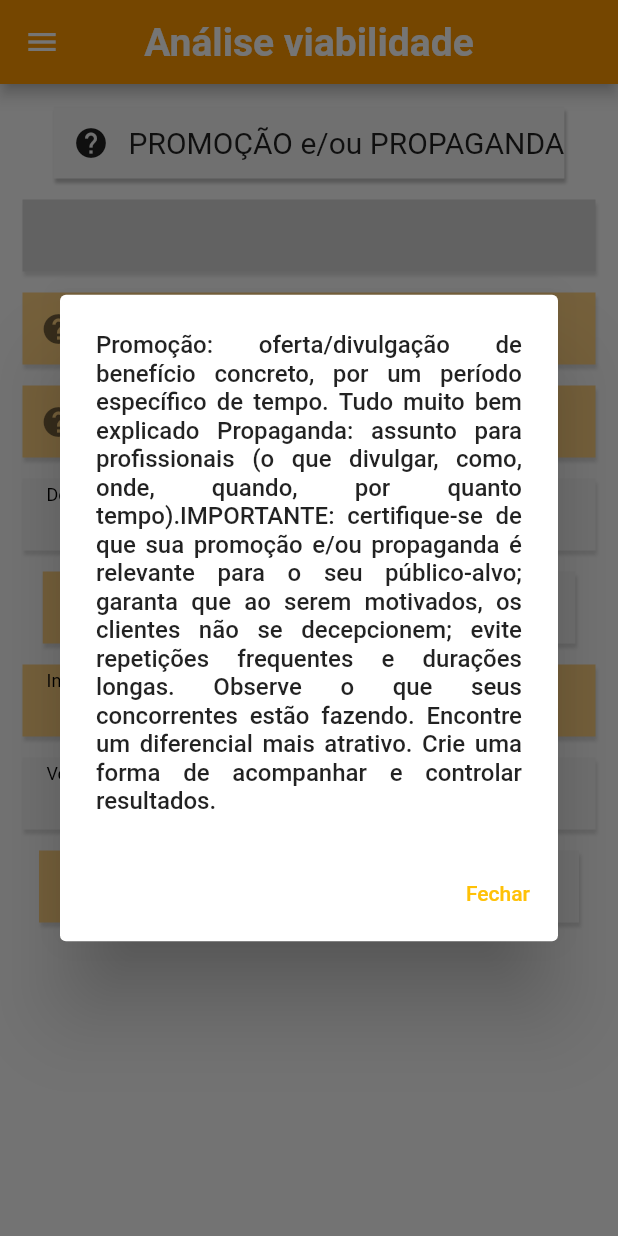
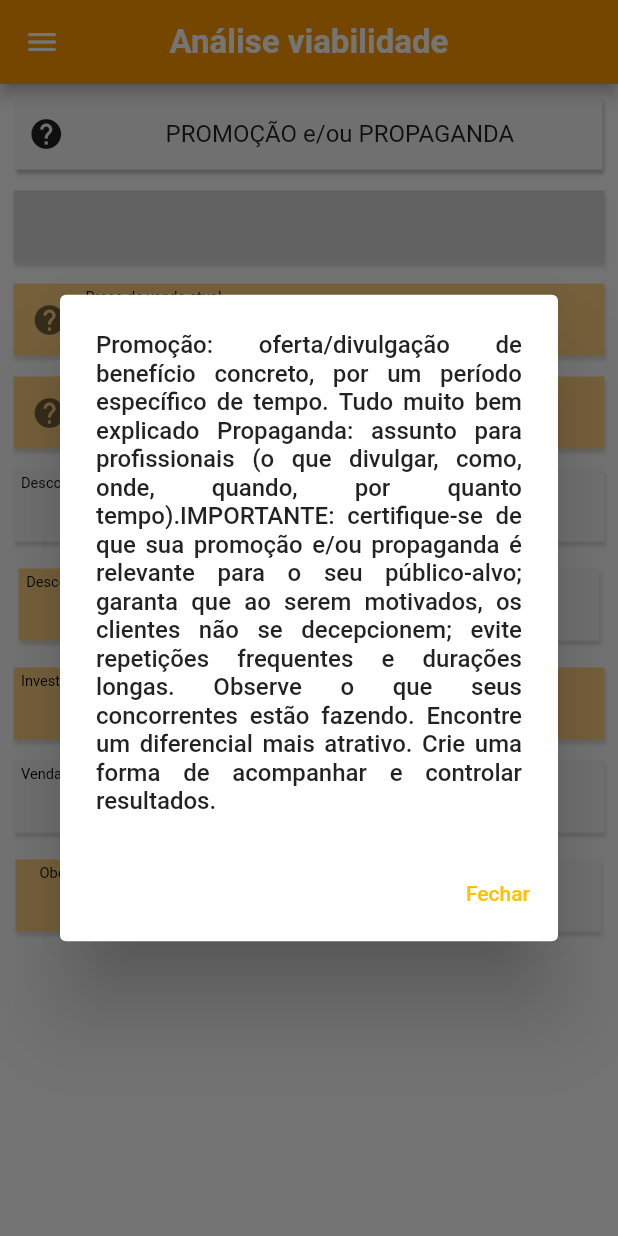
Before and after one commit to wolfxweb/appgestao, a Flutter app: the AnaliseViabilidade screen opened directly, after a tap on the "help" icon, on a phone screen of 412 x 824 dp. Run offline on Flutter 3.47's test engine with Material 2 defaults, Android fonts, the phone set to English and light mode, and no system bars; our stand-ins replace brasil_fields, cloud_firestore, easy_dynamic_theme, firebase_auth, firebase_core, flutter_spinbox and 6 more; missing offline and left inert: bloc_pattern, dart:ffi, dart_date, dropdown_plus, firestore_search; accounts and stored records are empty.

Commit message:
ajuste telas

```diff
--- a/lib/componete/headerAppBar.dart
+++ b/lib/componete/headerAppBar.dart
@@ -5,7 +5,7 @@ class HeaderAppBar {
     return AppBar(
       title: Text(
         title,
-        style: const TextStyle(fontSize: 26,fontWeight: FontWeight.bold ),
+        style: const TextStyle(fontSize: 22,fontWeight: FontWeight.bold ),
       ),
       centerTitle: true,
       backgroundColor: Colors.orange,
--- a/lib/pages/analiseviabilidade.dart
+++ b/lib/pages/analiseviabilidade.dart
@@ -39,7 +39,7 @@ class _AnaliseViabilidadeState extends State<AnaliseViabilidade> {
       drawer: Menu(),
       body: SingleChildScrollView(
         child: Padding(
-          padding: const EdgeInsets.all(15.0),
+          padding: const EdgeInsets.all(9.0),
           child: Column(
             children: [
               Container(
@@ -99,6 +99,7 @@ class _AnaliseViabilidadeState extends State<AnaliseViabilidade> {
                       offset: Offset(1, 3), // Shadow position
                     ),
                   ],
+
                 ),
                 child: TextFormField(
                   onChanged: (text) {
@@ -143,8 +144,7 @@ class _AnaliseViabilidadeState extends State<AnaliseViabilidade> {
                         controller: TextEditingController(text: data.toString()),
                         decoration: InputDecoration(
                           floatingLabelBehavior: FloatingLabelBehavior.always,
-                          contentPadding: const EdgeInsets.symmetric(
-                              horizontal: 16, vertical: 5),
+                          contentPadding: const EdgeInsets.symmetric(horizontal: 5, vertical: 5),
                           fillColor: Colors.grey[100],
                           filled: true,
                           focusedBorder: const OutlineInputBorder(
@@ -157,6 +157,7 @@ class _AnaliseViabilidadeState extends State<AnaliseViabilidade> {
                           labelText: 'Desconto máximo para vender sem prejuizo',
                           labelStyle: const TextStyle(
                             color: Colors.black,
+                            fontSize: 13,
                           ),
                         ),
                       );
@@ -170,8 +171,12 @@ class _AnaliseViabilidadeState extends State<AnaliseViabilidade> {
                   child: Row(
                     mainAxisAlignment: MainAxisAlignment.spaceBetween,
                     children: [
-                      Container(
-                        width: 205,
+                      Padding(
+                        padding: const EdgeInsets.symmetric(horizontal: 2, vertical: 4),
+                        child: Container(
+                         // width: 205,
+
+                          width: MediaQuery.of(context).size.width*0.52,
                           decoration: const BoxDecoration(
                             color: Colors.transparent,
                             //borderRadius: BorderRadius.circular(20),
@@ -191,13 +196,13 @@ class _AnaliseViabilidadeState extends State<AnaliseViabilidade> {
                             keyboardType: TextInputType.number,
                             decoration: InputDecoration(
                               floatingLabelBehavior: FloatingLabelBehavior.always,
-                            contentPadding: const EdgeInsets.symmetric(horizontal: 16, vertical: 5),
+                              contentPadding: const EdgeInsets.symmetric(horizontal: 5, vertical: 5),
                               fillColor: color,
                               filled: true,
                               suffixIcon:const Icon(
                                 Icons.percent,
                                 color: Colors.black,
-                              size: 16,
+                                size: 14,
                               ),
                               focusedBorder: const OutlineInputBorder(
                                 borderSide: BorderSide(
@@ -209,12 +214,18 @@ class _AnaliseViabilidadeState extends State<AnaliseViabilidade> {
                               labelText: 'Desconto Promocional',
                               labelStyle: const TextStyle(
                                 color: Colors.black,
+                                fontSize: 13,
                               ),
                             ),
                           ),
                         ),
-                      Container(
-                        width: 150,
+                      ),
+                      Padding(
+                        padding: const EdgeInsets.symmetric(horizontal: 2, vertical: 4),
+                        child: Container(
+                     //   width: 150,
+                         // padding: const EdgeInsets.symmetric(horizontal: 1, vertical: 0),
+                          width: MediaQuery.of(context).size.width*0.41,
                           decoration: const BoxDecoration(
                             color: Colors.transparent,
                             //borderRadius: BorderRadius.circular(20),
@@ -239,8 +250,7 @@ class _AnaliseViabilidadeState extends State<AnaliseViabilidade> {
                                 enabled: false,
                                 decoration: InputDecoration(
                                   floatingLabelBehavior: FloatingLabelBehavior.always,
-                                contentPadding: const EdgeInsets.symmetric(
-                                    horizontal: 16, vertical: 5),
+                                  contentPadding: const EdgeInsets.symmetric(horizontal: 5, vertical: 5),
                                   // suffixIcon: const Icon(Icons.percent, color: Colors.grey,),
                                   fillColor: Colors.grey[100],
                                   filled: true,
@@ -255,11 +265,13 @@ class _AnaliseViabilidadeState extends State<AnaliseViabilidade> {
                                   labelText: 'Preço promocional',
                                   labelStyle: const TextStyle(
                                     color: Colors.black,
+                                    fontSize: 13,
                                   ),
 
                                 ),
                               );
                             }
+                          ),
                         ),
                       ),
                     ],
@@ -291,7 +303,7 @@ class _AnaliseViabilidadeState extends State<AnaliseViabilidade> {
                   ],
                   decoration: InputDecoration(
                     floatingLabelBehavior: FloatingLabelBehavior.always,
-                    contentPadding:const EdgeInsets.symmetric(horizontal: 16, vertical: 5,),
+                    contentPadding:const EdgeInsets.symmetric(horizontal: 5, vertical: 5,),
                     fillColor: color,
                     filled: true,
                     // disabledBorder: true,
@@ -305,6 +317,7 @@ class _AnaliseViabilidadeState extends State<AnaliseViabilidade> {
                     labelText: 'Investimetno com a ação',
                     labelStyle: const TextStyle(
                       color: Colors.black,
+                      fontSize: 13,
                     ),
                   ),
                 ),
@@ -336,7 +349,7 @@ class _AnaliseViabilidadeState extends State<AnaliseViabilidade> {
                       controller: TextEditingController(text: data),
                       decoration: InputDecoration(
                         floatingLabelBehavior: FloatingLabelBehavior.always,
-                        contentPadding: const EdgeInsets.symmetric(horizontal: 16, vertical: 5),
+                        contentPadding: const EdgeInsets.symmetric(horizontal:5, vertical: 5),
                         fillColor: Colors.grey[100],
                         filled: true,
                         // disabledBorder: true,
@@ -350,6 +363,7 @@ class _AnaliseViabilidadeState extends State<AnaliseViabilidade> {
                         labelText:'Vendas necessárias para recuperar o investimento',
                         labelStyle: const TextStyle(
                           color: Colors.black,
+                          fontSize: 13,
                         ),
 
                       ),
@@ -364,8 +378,12 @@ class _AnaliseViabilidadeState extends State<AnaliseViabilidade> {
                   child: Row(
                     mainAxisAlignment: MainAxisAlignment.spaceBetween,
                     children: [
-                      Container(
-                        width: 180,
+                      Padding(
+                        padding: const EdgeInsets.symmetric(horizontal: 1, vertical: 4),
+                        child: Container(
+                        //  width: 180,
+
+                         width: MediaQuery.of(context).size.width*0.46,
                           decoration: const BoxDecoration(
                             color: Colors.transparent,
                             //borderRadius: BorderRadius.circular(20),
@@ -401,10 +419,12 @@ class _AnaliseViabilidadeState extends State<AnaliseViabilidade> {
                               labelText: 'Obejetivo de vendas',
                               labelStyle: const TextStyle(
                                 color: Colors.black,
+                                fontSize: 13,
                                 //  backgroundColor: Colors.white,
                               ),
 
                               // hintText: 'Quantidade de clientes atendidos',
+                            ),
                           ),
                         ),
                       ),
@@ -420,8 +440,11 @@ class _AnaliseViabilidadeState extends State<AnaliseViabilidade> {
                               dataCor = Colors.green;
                             }
                           }
-                          return Container(
-                            width: 180,
+                          return Padding(
+                            padding: const EdgeInsets.symmetric(horizontal: 2, vertical: 4),
+                            child: Container(
+
+                              width: MediaQuery.of(context).size.width*0.48,
                               decoration: const BoxDecoration(
                                 color: Colors.transparent,
                                 //borderRadius: BorderRadius.circular(20),
@@ -446,7 +469,7 @@ class _AnaliseViabilidadeState extends State<AnaliseViabilidade> {
                                     controller:TextEditingController(text: data),
                                     decoration:  InputDecoration(
                                       floatingLabelBehavior: FloatingLabelBehavior.always,
-                                    contentPadding:const  EdgeInsets.symmetric(horizontal: 16, vertical: 5),
+                                      contentPadding: const EdgeInsets.symmetric(horizontal: 5, vertical: 5),
                                       // suffixIcon: const Icon(Icons.percent, color: Colors.grey,),
                                       fillColor: dataCor,
                                       filled: true,
@@ -461,12 +484,14 @@ class _AnaliseViabilidadeState extends State<AnaliseViabilidade> {
                                       labelText: 'Resultado desta ação',
                                       labelStyle: const TextStyle(
                                         color: Colors.black,
+                                        fontSize: 13,
                                         //  backgroundColor: Colors.white,
                                       ),
                                       // hintText: 'Quantidade de clientes atendidos',
                                     ),
                                   );
                                 }
+                              ),
                             ),
                           );
                         }
@@ -486,7 +511,7 @@ class _AnaliseViabilidadeState extends State<AnaliseViabilidade> {
   InputDecoration buildInputDecoration(BuildContext context, text, titulo) {
     return InputDecoration(
       floatingLabelBehavior: FloatingLabelBehavior.always,
-      contentPadding: const EdgeInsets.symmetric(horizontal: 16, vertical: 5),
+      contentPadding: const EdgeInsets.symmetric(horizontal: 5, vertical: 5),
       prefixIcon: IconButton(
         icon: const Icon(Icons.help),
         color: Colors.black54,
@@ -505,6 +530,7 @@ class _AnaliseViabilidadeState extends State<AnaliseViabilidade> {
       labelText: titulo,
       labelStyle: const TextStyle(
         color: Colors.black,
+        fontSize: 13,
         //  backgroundColor: Colors.white,
       ),
     );
@@ -604,7 +630,7 @@ class _AnaliseViabilidadeState extends State<AnaliseViabilidade> {
                   child: Text(
                     _comentario,
                     style: const TextStyle(
-                      fontSize: 16,
+                      fontSize: 13,
                       // fontWeight: FontWeight.bold,
                     ),
                     textAlign: TextAlign.justify,
@@ -637,7 +663,7 @@ class _AnaliseViabilidadeState extends State<AnaliseViabilidade> {
           // mainAxisAlignment: MainAxisAlignment.center
           children: [
             SizedBox(
-              width: 50,
+              width: MediaQuery.of(context).size.width*0.10,
               child: IconButton(
                   onPressed: () {
                     alerta.openModal(context,
@@ -646,11 +672,14 @@ class _AnaliseViabilidadeState extends State<AnaliseViabilidade> {
                   icon: const Icon(Icons.help)),
             ),
             Column(
-              children: const [
-                Text(
+              children:  [
+                Container(
+                  width: MediaQuery.of(context).size.width*0.85,
+                  child: const Text(
                     'PROMOÇÃO e/ou PROPAGANDA',
-                  style: TextStyle(fontSize: 20),
+                    style: TextStyle(fontSize: 16),
                     textAlign: TextAlign.center,
+                  ),
                 ),
               ],
             )
@@ -678,7 +707,7 @@ class _AnaliseViabilidadeState extends State<AnaliseViabilidade> {
 
     return InputDecoration(
       floatingLabelBehavior: FloatingLabelBehavior.always,
-      contentPadding: const EdgeInsets.symmetric(horizontal: 16, vertical: 5),
+      contentPadding: const EdgeInsets.symmetric(horizontal: 5, vertical: 5),
       suffixIcon: suffixIcon,
       fillColor: corFundo,
       filled: true,
@@ -692,6 +721,7 @@ class _AnaliseViabilidadeState extends State<AnaliseViabilidade> {
       labelText: text,
       labelStyle: const TextStyle(
         color: Colors.black,
+        fontSize: 13,
         //  backgroundColor: Colors.white,
       ),
       // hintText: 'Quantidade de clientes atendidos',
--- a/lib/pages/importanciameses.dart
+++ b/lib/pages/importanciameses.dart
@@ -533,6 +533,7 @@ class _InportanciaMesesState extends State<InportanciaMeses> {
       labelText: mesLabel,
       labelStyle: const TextStyle(
         color: Colors.black,
+        fontSize: 13,
         //  backgroundColor: Colors.white,
       ),
       /*
```
Also changed, not shown: lib/pages/calculadora.dart (+58 -18 lines), lib/pages/dadosbasicos.dart (+8 -12 lines), lib/pages/simulador.dart (+38 -25 lines). Lines whose indentation alone changed are shown as unchanged.
